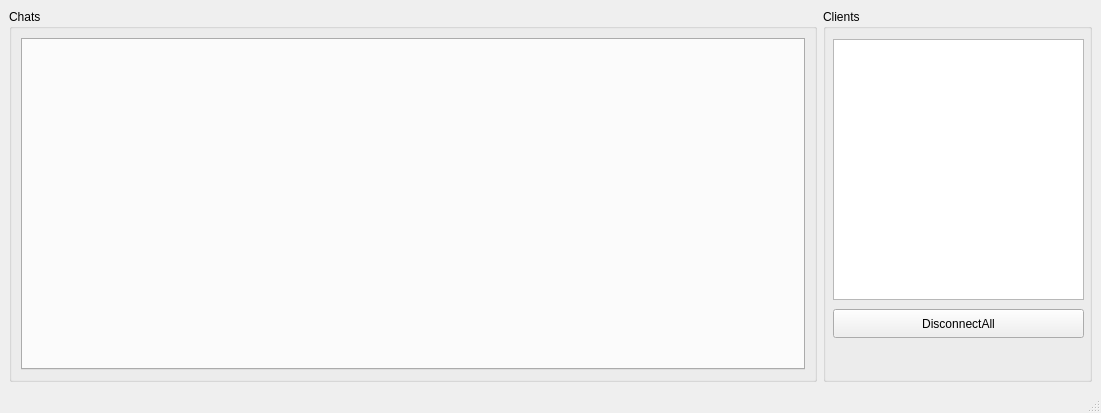
First picture: the form in Server/mainwindow.ui, repository ZeroZeroZerooZeroo/Messenger, before the edit.
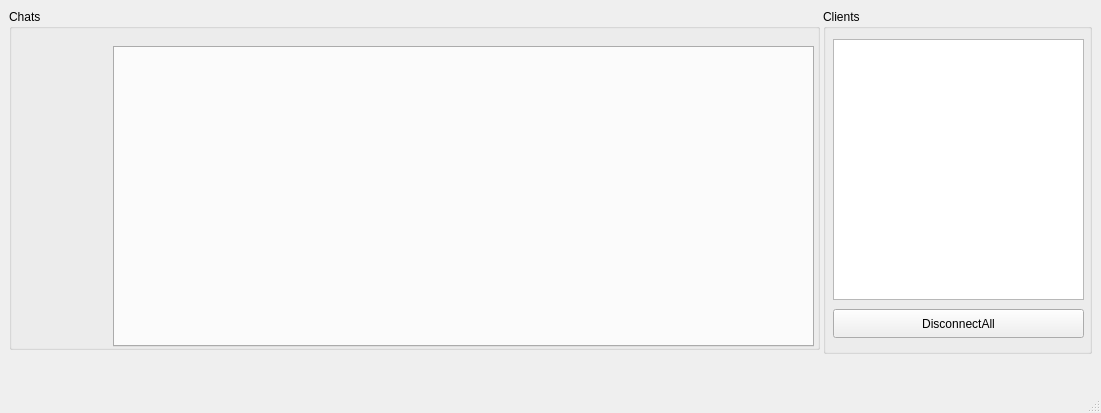
Second picture: the form after the edit. Icons and pictures are not drawn.

Diff of the .ui file:
```diff
--- a/Server/mainwindow.ui
+++ b/Server/mainwindow.ui
@@ -18,36 +18,62 @@
     <normaloff>../../Downloads/1.ico</normaloff>../../Downloads/1.ico</iconset>
   </property>
   <widget class="QWidget" name="centralwidget">
-   <layout class="QHBoxLayout" name="horizontalLayout" stretch="3,1">
-    <property name="spacing">
-     <number>6</number>
-    </property>
-    <property name="leftMargin">
-     <number>9</number>
-    </property>
-    <property name="topMargin">
-     <number>9</number>
-    </property>
-    <property name="rightMargin">
-     <number>9</number>
-    </property>
-    <property name="bottomMargin">
-     <number>9</number>
-    </property>
-    <item>
      <widget class="QGroupBox" name="grbChats">
+    <property name="geometry">
+     <rect>
+      <x>9</x>
+      <y>9</y>
+      <width>811</width>
+      <height>341</height>
+     </rect>
+    </property>
       <property name="title">
        <string>Chats</string>
       </property>
-      <layout class="QVBoxLayout" name="verticalLayout">
-       <item>
-        <widget class="QTabWidget" name="tbChats"/>
-       </item>
-      </layout>
-     </widget>
-    </item>
-    <item>
+    <widget class="QTabWidget" name="tbClientsChat">
+     <property name="geometry">
+      <rect>
+       <x>104</x>
+       <y>37</y>
+       <width>701</width>
+       <height>301</height>
+      </rect>
+     </property>
+     <property name="tabPosition">
+      <enum>QTabWidget::West</enum>
+     </property>
+     <property name="tabShape">
+      <enum>QTabWidget::Rounded</enum>
+     </property>
+     <property name="elideMode">
+      <enum>Qt::ElideNone</enum>
+     </property>
+     <property name="usesScrollButtons">
+      <bool>true</bool>
+     </property>
+     <property name="documentMode">
+      <bool>false</bool>
+     </property>
+     <property name="tabsClosable">
+      <bool>false</bool>
+     </property>
+     <property name="movable">
+      <bool>false</bool>
+     </property>
+     <property name="tabBarAutoHide">
+      <bool>false</bool>
+     </property>
+    </widget>
+   </widget>
      <widget class="QGroupBox" name="groupBox">
+    <property name="geometry">
+     <rect>
+      <x>823</x>
+      <y>9</y>
+      <width>269</width>
+      <height>345</height>
+     </rect>
+    </property>
       <property name="title">
        <string>Clients</string>
       </property>
@@ -75,8 +101,6 @@
        </property>
       </widget>
      </widget>
-    </item>
-   </layout>
   </widget>
   <widget class="QMenuBar" name="menubar">
    <property name="geometry">
```
Lines whose indentation alone changed are shown as unchanged.
